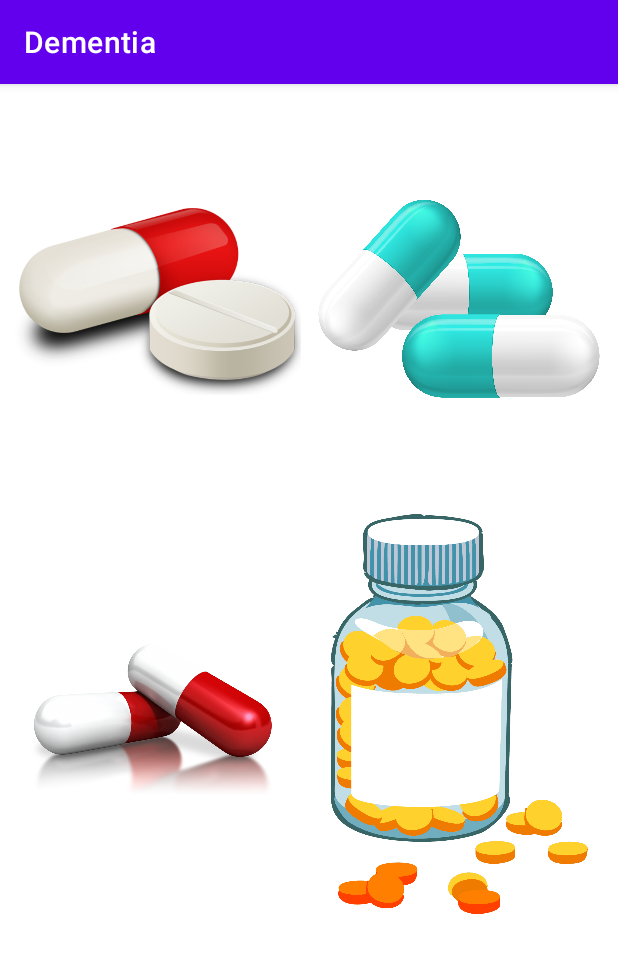
After one commit to TYParrot/TemiRobot, an Android app: the PillSelection screen opened directly, with no data from a screen before it, on a phone screen of 412 x 824 dp. The commit adds this screen. Shown: the top 953 px of the screen. Run offline under Robolectric (Android 15) with nearby library versions, the phone set to English and light mode, and no system bars.

Commit message:
[FEAT]갤러리 대용 레이아웃 생성 및 연결

```diff
--- a/app/src/main/java/com/example/dementia/Manager/AlarmDataManager.java
+++ b/app/src/main/java/com/example/dementia/Manager/AlarmDataManager.java
@@ -14,7 +14,7 @@ public class AlarmDataManager {
     }
 
     // 알람 추가 메소드
-    public void saveData(int alarmID, Uri pillImgUri, boolean[] selectedDays, int hour, int minute) {
+    public void saveData(int alarmID, String pillImgUri, boolean[] selectedDays, int hour, int minute) {
         AlarmListDataSet newAlarm = new AlarmListDataSet(alarmID, pillImgUri, selectedDays, hour, minute);
         alarmList.add(newAlarm);
     }
--- /dev/null
+++ b/app/src/main/java/com/example/dementia/UI/PillSelection.java
@@ -0,0 +1,88 @@
+package com.example.dementia.UI;
+
+import android.content.Intent;
+import android.os.Bundle;
+import android.view.View;
+import android.widget.AdapterView;
+import android.widget.BaseAdapter;
+import android.widget.GridView;
+import android.widget.ImageView;
+import androidx.appcompat.app.AppCompatActivity;
+import com.example.dementia.R;
+
+public class PillSelection extends AppCompatActivity {
+
+    private GridView pillGridView;
+    private ImageAdapter imageAdapter;
+
+    @Override
+    protected void onCreate(Bundle savedInstanceState) {
+        super.onCreate(savedInstanceState);
+        setContentView(R.layout.activity_pill_selection);
+
+        pillGridView = findViewById(R.id.pillGridView);
+
+        // 문자열 배열 (이미지 이름 또는 ID를 담은 배열)
+        String[] pillNames = {"pill1", "pill2", "pill3","pill4"};
+
+        // 커스텀 어댑터 설정
+        imageAdapter = new ImageAdapter(pillNames);
+        pillGridView.setAdapter(imageAdapter);
+
+        pillGridView.setOnItemClickListener(new AdapterView.OnItemClickListener() {
+            @Override
+            public void onItemClick(AdapterView<?> adapterView, View view, int i, long l) {
+                // 선택된 이미지의 이름을 반환
+                String selectedPill = pillNames[i];
+                Intent resultIntent = new Intent();
+                resultIntent.putExtra("selectedPill", selectedPill);
+                setResult(RESULT_OK, resultIntent);
+                finish();
+            }
+        });
+    }
+
+    // 커스텀 이미지 어댑터
+    private class ImageAdapter extends BaseAdapter {
+        private final String[] pillNames;
+
+        public ImageAdapter(String[] pillNames) {
+            this.pillNames = pillNames;
+        }
+
+        @Override
+        public int getCount() {
+            return pillNames.length;
+        }
+
+        @Override
+        public Object getItem(int position) {
+            return pillNames[position];
+        }
+
+        @Override
+        public long getItemId(int position) {
+            return position;
+        }
+
+        @Override
+        public View getView(int position, View convertView, android.view.ViewGroup parent) {
+            ImageView imageView;
+
+            if (convertView == null) {
+                imageView = new ImageView(PillSelection.this);
+                imageView.setLayoutParams(new GridView.LayoutParams(
+                        GridView.LayoutParams.MATCH_PARENT,  // 아이템 너비를 맞춤
+                        400));  // 아이템 높이를 더 크게 설정
+                imageView.setScaleType(ImageView.ScaleType.CENTER_INSIDE);  // 이미지 가운데 정렬
+            } else {
+                imageView = (ImageView) convertView;
+            }
+
+            // String 배열에 담긴 이미지 이름에 맞는 리소스 설정
+            int resId = getResources().getIdentifier(pillNames[position], "drawable", getPackageName());
+            imageView.setImageResource(resId);
+            return imageView;
+        }
+    }
+}
--- a/app/src/main/res/layout/activity_alarm_alarm_item.xml
+++ b/app/src/main/res/layout/activity_alarm_alarm_item.xml
@@ -99,7 +99,7 @@
                     android:layout_width="wrap_content"
                     android:layout_height="wrap_content"
                     android:text="Sun"
-                    android:textSize="14sp" />
+                    android:textSize="25sp" />
             </LinearLayout>
         </LinearLayout>
     </LinearLayout>
--- a/app/src/main/res/layout/activity_alarmset.xml
+++ b/app/src/main/res/layout/activity_alarmset.xml
@@ -173,5 +173,4 @@
             />
     </LinearLayout>
 
-
 </androidx.constraintlayout.widget.ConstraintLayout>
--- /dev/null
+++ b/app/src/main/res/layout/activity_pill_selection.xml
@@ -0,0 +1,22 @@
+<?xml version="1.0" encoding="utf-8"?>
+<androidx.constraintlayout.widget.ConstraintLayout xmlns:android="http://schemas.android.com/apk/res/android"
+    xmlns:app="http://schemas.android.com/apk/res-auto"
+    xmlns:tools="http://schemas.android.com/tools"
+    android:layout_width="match_parent"
+    android:layout_height="match_parent"
+    tools:context=".UI.PillSelection">
+
+        <GridView
+            android:id="@+id/pillGridView"
+            android:layout_width="match_parent"
+            android:layout_height="match_parent"
+            android:numColumns="2"
+            android:horizontalSpacing="10dp"
+            android:verticalSpacing="10dp"
+            android:padding="10dp"
+            android:columnWidth="100dp"
+            android:gravity = "center" />
+
+
+
+</androidx.constraintlayout.widget.ConstraintLayout>
```
Also changed, not shown: app/src/main/AndroidManifest.xml (+9 -21 lines), app/src/main/java/com/example/dementia/Function/AlarmListAdapter.java (+6 -1 lines), app/src/main/java/com/example/dementia/Function/AlarmListDataSet.java (+5 -5 lines), app/src/main/java/com/example/dementia/UI/AlarmNotificationUI.java (+17 -1 lines), app/src/main/java/com/example/dementia/UI/AlarmSetUI.java (+21 -15 lines), app/src/main/res/drawable-v24/pill1.png (added), app/src/main/res/drawable-v24/pill2.png (added), app/src/main/res/drawable-v24/pill3.png (added), app/src/main/res/drawable-v24/pill4.png (added).
